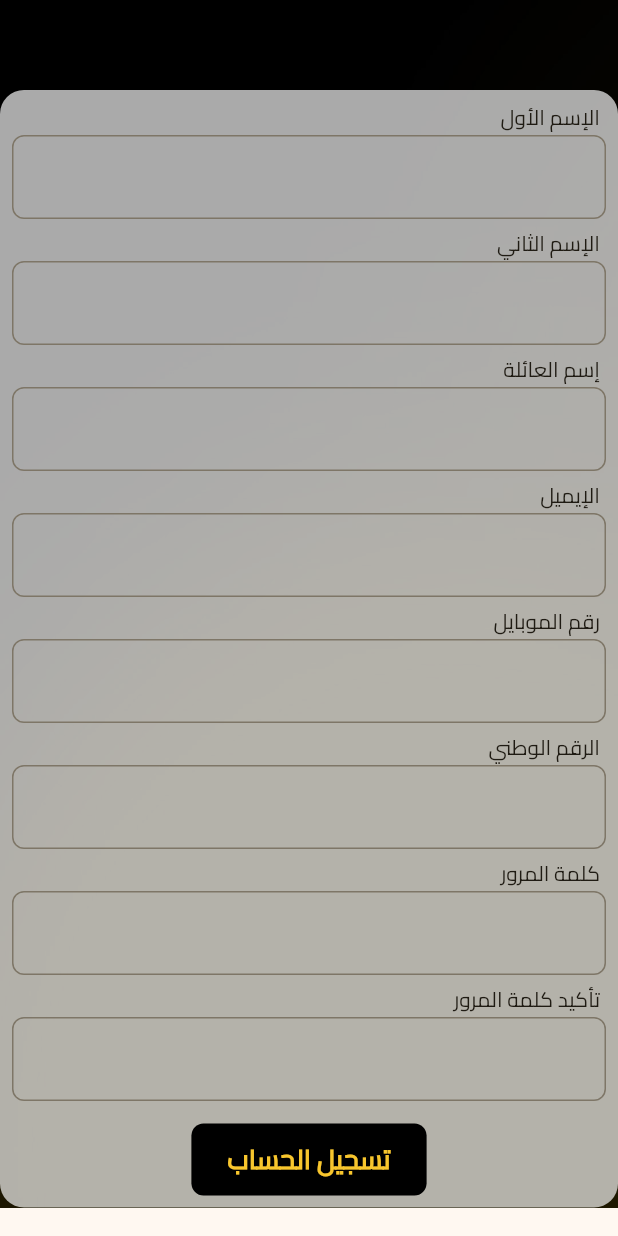
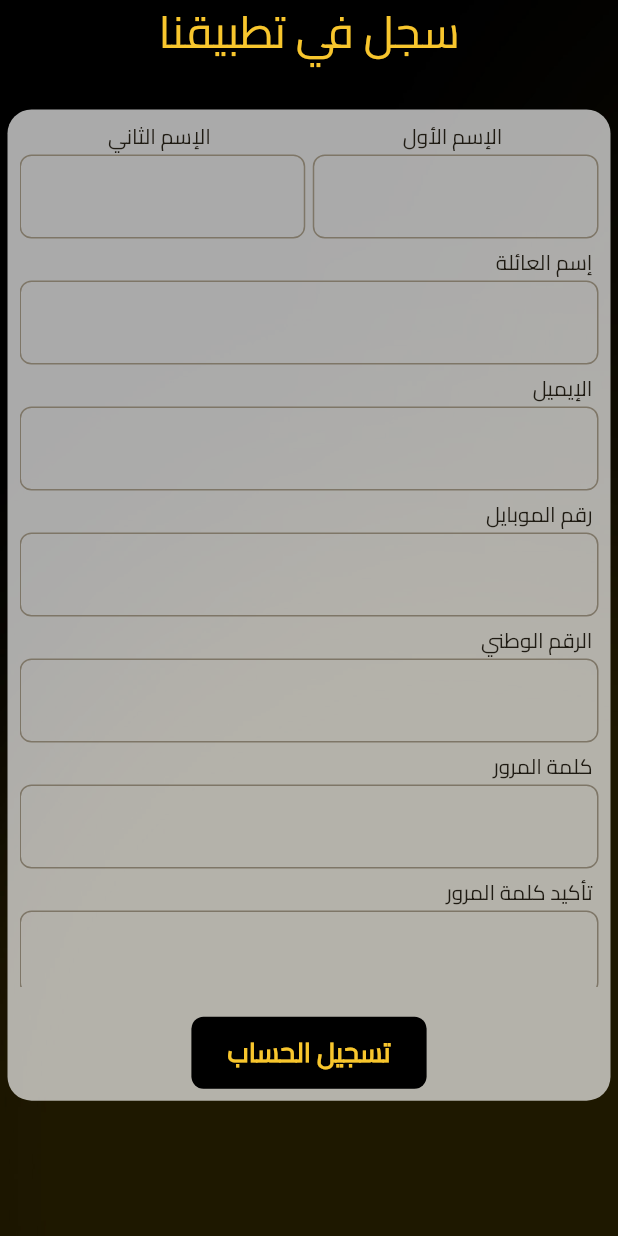
Before and after one commit to mohamadalraie/zreik, a Flutter app: the screen it shows after launch, on a phone screen of 412 x 824 dp. Run offline on Flutter 3.47's test engine with Material 3 defaults, Android fonts, the phone set to English and light mode, and no system bars; our stand-ins replace bloc, dio, flutter_animate.

Commit message:
fix register screen 2

```diff
--- /dev/null
+++ b/devtools_options.yaml
@@ -0,0 +1,3 @@
+description: This file stores settings for Dart & Flutter DevTools.
+documentation: https://docs.flutter.dev/tools/devtools/extensions#configure-extension-enablement-states
+extensions:
--- a/lib/presentation/screens/auth/login_screen.dart
+++ b/lib/presentation/screens/auth/login_screen.dart
@@ -82,7 +82,8 @@ class LoginScreen extends StatelessWidget {
                           child: MaterialButton(
                               color: MyColors.myBlack,
                               onPressed: () {
-                                Navigator.of(context).pushNamed(homePage);
+                                Navigator.of(context)
+                                    .pushReplacementNamed(homePage);
                               },
                               child: const Padding(
                                 padding: EdgeInsets.symmetric(horizontal: 8.0),
--- a/lib/presentation/screens/auth/register_screen.dart
+++ b/lib/presentation/screens/auth/register_screen.dart
@@ -8,59 +8,101 @@ class RegisterScreen extends StatelessWidget {
 
   @override
   Widget build(BuildContext context) {
-    return Scaffold(
-      body: SingleChildScrollView(
-        child: Container(
+    return SafeArea(
+      child: Scaffold(
+        resizeToAvoidBottomInset: false,
+        body: Container(
           decoration: const BoxDecoration(
               image: DecorationImage(
                   image: AssetImage("assets/images/4.jpg"), fit: BoxFit.fill)),
-          child: Padding(
-            padding: const EdgeInsets.only(top: 60, bottom: 0),
+          child: Column(
+            children: [
+              const Text(
+                "سجل في تطبيقنا",
+                style: TextStyle(
+                    fontFamily: "cairo",
+                    fontSize: 30,
+                    color: MyColors.myYellow),
+              ),
+              Padding(
+                padding:
+                    const EdgeInsets.symmetric(horizontal: 5, vertical: 30),
+                child: Center(
                   child: Container(
-              width: double.infinity,
+                    width: myScreenWidth,
                     decoration: BoxDecoration(
                         borderRadius: BorderRadius.circular(16),
                         color: const Color(0xaaffffff)),
                     child: Padding(
-                padding:
-                    const EdgeInsets.symmetric(horizontal: 8.0, vertical: 8),
+                      padding: const EdgeInsets.symmetric(
+                          horizontal: 8.0, vertical: 8),
+                      child: Column(
+                        children: [
+                          Container(
+                            height: myScreenHeight * 0.7,
+                            child: SingleChildScrollView(
                               child: Column(
                                 crossAxisAlignment: CrossAxisAlignment.end,
                                 children: [
+                                  Row(
+                                    children: [
+                                      Expanded(
+                                        child: Column(
+                                          children: [
                                             const Padding(
-                      padding: const EdgeInsets.only(right: 4, bottom: 2),
+                                              padding: const EdgeInsets.only(
+                                                  right: 4, bottom: 2),
                                               child: const Text(
-                        "الإسم الأول",
-                        style: TextStyle(fontFamily: "cairo"),
+                                                "الإسم الثاني",
+                                                style: TextStyle(
+                                                    fontFamily: "cairo"),
                                               ),
                                             ),
                                             TextFormField(
                                               textDirection: TextDirection.rtl,
                                               decoration: InputDecoration(
                                                   border: OutlineInputBorder(
-                        borderRadius: BorderRadius.circular(8),
+                                                borderRadius:
+                                                    BorderRadius.circular(8),
                                               )),
+                                            ),
+                                          ],
+                                        ),
+                                      ),
+                                      SizedBox(
+                                        width: 5,
+                                      ),
+                                      Expanded(
+                                        child: Column(
+                                          children: [
+                                            const Padding(
+                                              padding: const EdgeInsets.only(
+                                                  right: 4, bottom: 2),
+                                              child: const Text(
+                                                "الإسم الأول",
+                                                style: TextStyle(
+                                                    fontFamily: "cairo"),
+                                              ),
+                                            ),
+                                            TextFormField(
+                                              textDirection: TextDirection.rtl,
+                                              decoration: InputDecoration(
+                                                  border: OutlineInputBorder(
+                                                borderRadius:
+                                                    BorderRadius.circular(8),
+                                              )),
+                                            ),
+                                          ],
+                                        ),
+                                      )
+                                    ],
                                   ),
                                   const SizedBox(
                                     height: 6,
                                   ),
                                   const Padding(
-                      padding: EdgeInsets.only(right: 4, bottom: 2),
-                      child: Text("الإسم الثاني",
-                          style: TextStyle(fontFamily: "cairo")),
-                    ),
-                    TextFormField(
-                      textDirection: TextDirection.rtl,
-                      decoration: InputDecoration(
-                          border: OutlineInputBorder(
-                        borderRadius: BorderRadius.circular(8),
-                      )),
-                    ),
-                    const SizedBox(
-                      height: 6,
-                    ),
-                    const Padding(
-                      padding: EdgeInsets.only(right: 4, bottom: 2),
+                                    padding:
+                                        EdgeInsets.only(right: 4, bottom: 2),
                                     child: Text(
                                       "إسم العائلة",
                                       style: TextStyle(fontFamily: "cairo"),
@@ -77,7 +119,8 @@ class RegisterScreen extends StatelessWidget {
                                     height: 6,
                                   ),
                                   const Padding(
-                      padding: EdgeInsets.only(right: 4, bottom: 2),
+                                    padding:
+                                        EdgeInsets.only(right: 4, bottom: 2),
                                     child: Text(
                                       "الإيميل",
                                       style: TextStyle(fontFamily: "cairo"),
@@ -95,7 +138,8 @@ class RegisterScreen extends StatelessWidget {
                                     height: 6,
                                   ),
                                   const Padding(
-                      padding: EdgeInsets.only(right: 4, bottom: 2),
+                                    padding:
+                                        EdgeInsets.only(right: 4, bottom: 2),
                                     child: Text(
                                       "رقم الموبايل",
                                       style: TextStyle(fontFamily: "cairo"),
@@ -113,7 +157,8 @@ class RegisterScreen extends StatelessWidget {
                                     height: 6,
                                   ),
                                   const Padding(
-                      padding: EdgeInsets.only(right: 4, bottom: 2),
+                                    padding:
+                                        EdgeInsets.only(right: 4, bottom: 2),
                                     child: Text(
                                       "الرقم الوطني",
                                       style: TextStyle(fontFamily: "cairo"),
@@ -131,7 +176,8 @@ class RegisterScreen extends StatelessWidget {
                                     height: 6,
                                   ),
                                   const Padding(
-                      padding: EdgeInsets.only(right: 4, bottom: 2),
+                                    padding:
+                                        EdgeInsets.only(right: 4, bottom: 2),
                                     child: Text(
                                       "كلمة المرور",
                                       style: TextStyle(fontFamily: "cairo"),
@@ -148,7 +194,8 @@ class RegisterScreen extends StatelessWidget {
                                     height: 6,
                                   ),
                                   const Padding(
-                      padding: EdgeInsets.only(right: 4, bottom: 2),
+                                    padding:
+                                        EdgeInsets.only(right: 4, bottom: 2),
                                     child: Text(
                                       "تأكيد كلمة المرور",
                                       style: TextStyle(fontFamily: "cairo"),
@@ -161,8 +208,12 @@ class RegisterScreen extends StatelessWidget {
                                       borderRadius: BorderRadius.circular(8),
                                     )),
                                   ),
+                                ],
+                              ),
+                            ),
+                          ),
                           Padding(
-                      padding: const EdgeInsets.only(top: 15.0),
+                            padding: const EdgeInsets.only(top: 20.0),
                             child: Center(
                                 child: Container(
                               decoration: BoxDecoration(
@@ -176,7 +227,8 @@ class RegisterScreen extends StatelessWidget {
                                     Navigator.of(context).pushNamed(homePage);
                                   },
                                   child: const Padding(
-                              padding: EdgeInsets.symmetric(horizontal: 8.0),
+                                    padding:
+                                        EdgeInsets.symmetric(horizontal: 8.0),
                                     child: Text(
                                       "تسجيل الحساب",
                                       style: TextStyle(
@@ -194,6 +246,9 @@ class RegisterScreen extends StatelessWidget {
                   ),
                 ),
               ),
+            ],
+          ),
+        ),
       ),
     );
   }
```
Also changed, not shown: lib/data/apis/login.dart (+6 -11 lines), lib/main.dart (+3 -7 lines), lib/presentation/screens/home_screen.dart (+40 -3 lines). Lines whose indentation alone changed are shown as unchanged.
